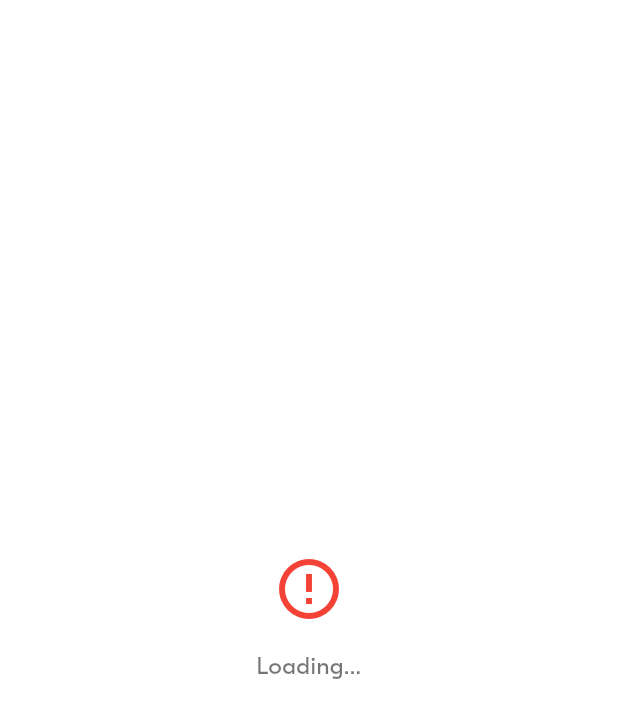
After one commit to SamnangKong426/Fundamental-of-Mobile-Development, a Flutter app: the first screen one second after launch, on a phone screen of 412 x 824 dp. The commit adds this screen. Shown: the top 718 px of the screen. Run offline on Flutter 3.47's test engine with Material 3 defaults, Android fonts, the phone set to English and light mode, and no system bars; project files that could hold a hidden picture were left out.

Commit message:
BLA-202 – Repository and Provider with Future<T>

```diff
--- /dev/null
+++ b/W7_PRACTICE/lib/provider/async_value.dart
@@ -0,0 +1,17 @@
+enum AsyncValueState { loading, error, success }
+
+class AsyncValue<T> {
+  final T? data;
+  final Object? error;
+  final AsyncValueState state;
+
+  AsyncValue._({this.data, this.error, required this.state});
+
+  factory AsyncValue.loading() => AsyncValue._(state: AsyncValueState.loading);
+
+  factory AsyncValue.success(T data) =>
+      AsyncValue._(data: data, state: AsyncValueState.success);
+
+  factory AsyncValue.error(Object error) =>
+      AsyncValue._(error: error, state: AsyncValueState.error);
+}
--- a/W7_PRACTICE/lib/repository/mock/mock_ride_preferences_repository.dart
+++ b/W7_PRACTICE/lib/repository/mock/mock_ride_preferences_repository.dart
@@ -7,12 +7,14 @@ class MockRidePreferencesRepository extends RidePreferencesRepository {
   final List<RidePreference> _pastPreferences = fakeRidePrefs;
 
   @override
-  List<RidePreference> getPastPreferences() {
+  Future<List<RidePreference>> getPastPreferences() async {
+    await Future.delayed(const Duration(seconds: 2));
     return _pastPreferences;
   }
 
   @override
-  void addPreference(RidePreference preference) {
+  Future<void> addPreference(RidePreference preference) async {
+    await Future.delayed(const Duration(seconds: 2));
     _pastPreferences.add(preference);
   }
 }
--- a/W7_PRACTICE/lib/repository/ride_preferences_repository.dart
+++ b/W7_PRACTICE/lib/repository/ride_preferences_repository.dart
@@ -1,7 +1,7 @@
 import '../model/ride/ride_pref.dart';
 
 abstract class RidePreferencesRepository {
-  List<RidePreference> getPastPreferences();
+  Future<List<RidePreference>> getPastPreferences();
 
-  void addPreference(RidePreference preference);
+  Future<void> addPreference(RidePreference preference);
 }
--- a/W7_PRACTICE/lib/ui/screens/ride_pref/ride_pref_screen.dart
+++ b/W7_PRACTICE/lib/ui/screens/ride_pref/ride_pref_screen.dart
@@ -6,9 +6,11 @@ import 'package:week_3_blabla_project/repository/ride_preferences_repository.dar
 
 import '../../../model/ride/ride_pref.dart';
 // import '../../../service/ride_prefs_service.dart';
+import '../../../provider/async_value.dart';
 import '../../theme/theme.dart';
 
 import '../../../utils/animations_util.dart';
+import '../../widgets/errors/bla_error.dart';
 import '../rides/rides_screen.dart';
 import 'widgets/ride_pref_form.dart';
 import 'widgets/ride_pref_history_tile.dart';
@@ -40,15 +42,28 @@ class RidePrefScreen extends StatelessWidget {
   Widget build(BuildContext context) {
     return Consumer<RidesPreferencesProvider>(
       builder: (BuildContext context, ridesPreferences, Widget? child) {
-        RidePreference? currentRidePreference =
-            ridesPreferences.currentPreference;
-        List<RidePreference> pastPreferences =
-            ridesPreferences.preferencesHistory;
+        final pastPreferencesState = ridesPreferences.pastPreferences;
+
+        // Handle the states of pastPreferences
+        switch (pastPreferencesState.state) {
+          case AsyncValueState.loading:
+            return const Center(
+              child: BlaError(message: 'Loading...'),
+            );
+
+          case AsyncValueState.error:
+            return const Center(
+              child: BlaError(message: 'No connection. Try later.'),
+            );
+
+          case AsyncValueState.success:
+            final pastPreferences = pastPreferencesState.data!;
+            final currentRidePreference = ridesPreferences.currentPreference;
 
             return Stack(
               children: [
-            // 1 - Background  Image
-            BlaBackground(),
+                // 1 - Background Image
+                const BlaBackground(),
 
                 // 2 - Foreground content
                 Column(
@@ -56,14 +71,16 @@ class RidePrefScreen extends StatelessWidget {
                     SizedBox(height: BlaSpacings.m),
                     Text(
                       "Your pick of rides at low price",
-                  style: BlaTextStyles.heading.copyWith(color: Colors.white),
+                      style:
+                          BlaTextStyles.heading.copyWith(color: Colors.white),
                     ),
                     SizedBox(height: 100),
                     Container(
                       margin: EdgeInsets.symmetric(horizontal: BlaSpacings.xxl),
                       decoration: BoxDecoration(
                         color: Colors.white, // White background
-                    borderRadius: BorderRadius.circular(16), // Rounded corners
+                        borderRadius:
+                            BorderRadius.circular(16), // Rounded corners
                       ),
                       child: Column(
                         mainAxisAlignment: MainAxisAlignment.start,
@@ -73,7 +90,8 @@ class RidePrefScreen extends StatelessWidget {
                           RidePrefForm(
                             initialPreference: currentRidePreference,
                             onSubmit: (ridePreference) =>
-                              onRidePrefSelected(context, ridePreference)),
+                                onRidePrefSelected(context, ridePreference),
+                          ),
                           SizedBox(height: BlaSpacings.m),
 
                           // 2.2 Optionally display a list of past preferences
@@ -81,7 +99,7 @@ class RidePrefScreen extends StatelessWidget {
                             height: 200, // Set a fixed height
                             child: ListView.builder(
                               shrinkWrap: true, // Fix ListView height issue
-                          physics: AlwaysScrollableScrollPhysics(),
+                              physics: const AlwaysScrollableScrollPhysics(),
                               itemCount: pastPreferences.length,
                               itemBuilder: (ctx, index) => RidePrefHistoryTile(
                                 ridePref: pastPreferences[index],
@@ -97,6 +115,7 @@ class RidePrefScreen extends StatelessWidget {
                 ),
               ],
             );
+        }
       },
     );
   }
--- /dev/null
+++ b/W7_PRACTICE/lib/ui/widgets/errors/bla_error.dart
@@ -0,0 +1,33 @@
+import 'package:flutter/material.dart';
+
+class BlaError extends StatelessWidget {
+  final String message;
+
+  const BlaError({super.key, required this.message});
+
+  @override
+  Widget build(BuildContext context) {
+    return Center(
+      child: Column(
+        mainAxisAlignment: MainAxisAlignment.center,
+        crossAxisAlignment: CrossAxisAlignment.center,
+        children: [
+          Icon(
+            Icons.error_outline, // Error icon
+            color: Colors.red,
+            size: 48,
+          ),
+          SizedBox(height: 16),
+          Text(
+            message,
+            style: TextStyle(
+              fontSize: 16,
+              color: Colors.black54,
+            ),
+            textAlign: TextAlign.center,
+          ),
+        ],
+      ),
+    );
+  }
+}
```
Also changed, not shown: W7_PRACTICE/lib/provider/ride_preference_provider.dart (+37 -8 lines). Lines whose indentation alone changed are shown as unchanged.
